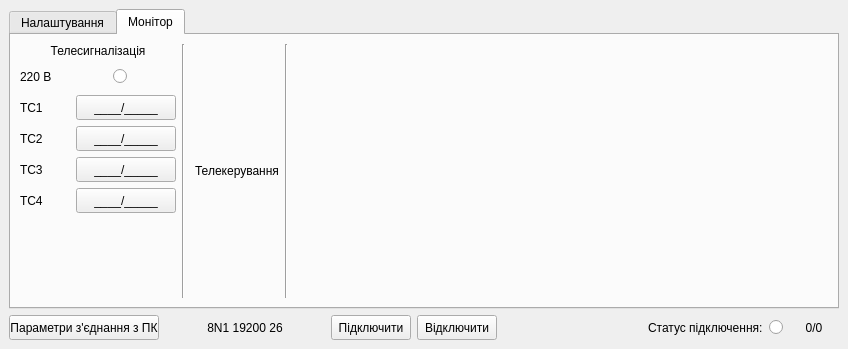
The window that mdio.ui (Goodjamp/Mdio) describes before a commit, drawn with Qt 5.
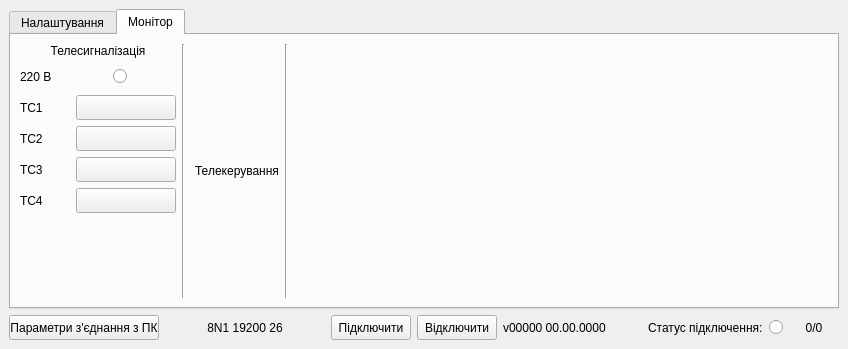
The same window after the commit.

```diff
--- a/mdio.ui
+++ b/mdio.ui
@@ -726,7 +726,10 @@
                </size>
               </property>
               <property name="text">
-               <string>____/_____</string>
+               <string/>
+              </property>
+              <property name="checkable">
+               <bool>true</bool>
               </property>
              </widget>
             </item>
@@ -802,7 +805,10 @@
                </size>
               </property>
               <property name="text">
-               <string>____/_____</string>
+               <string/>
+              </property>
+              <property name="checkable">
+               <bool>true</bool>
               </property>
              </widget>
             </item>
@@ -821,7 +827,10 @@
                </size>
               </property>
               <property name="text">
-               <string>____/_____</string>
+               <string/>
+              </property>
+              <property name="checkable">
+               <bool>true</bool>
               </property>
              </widget>
             </item>
@@ -840,7 +849,10 @@
                </size>
               </property>
               <property name="text">
-               <string>____/_____</string>
+               <string/>
+              </property>
+              <property name="checkable">
+               <bool>true</bool>
               </property>
              </widget>
             </item>
@@ -1035,6 +1047,13 @@
         </property>
        </widget>
       </item>
+      <item>
+       <widget class="QLabel" name="lDeviceMetaInfo">
+        <property name="text">
+         <string>v00000 00.00.0000</string>
+        </property>
+       </widget>
+      </item>
       <item>
        <spacer name="horizontalSpacer">
         <property name="orientation">
```
Left out of the diff: 12 changed lines with no effect on the pictures.
